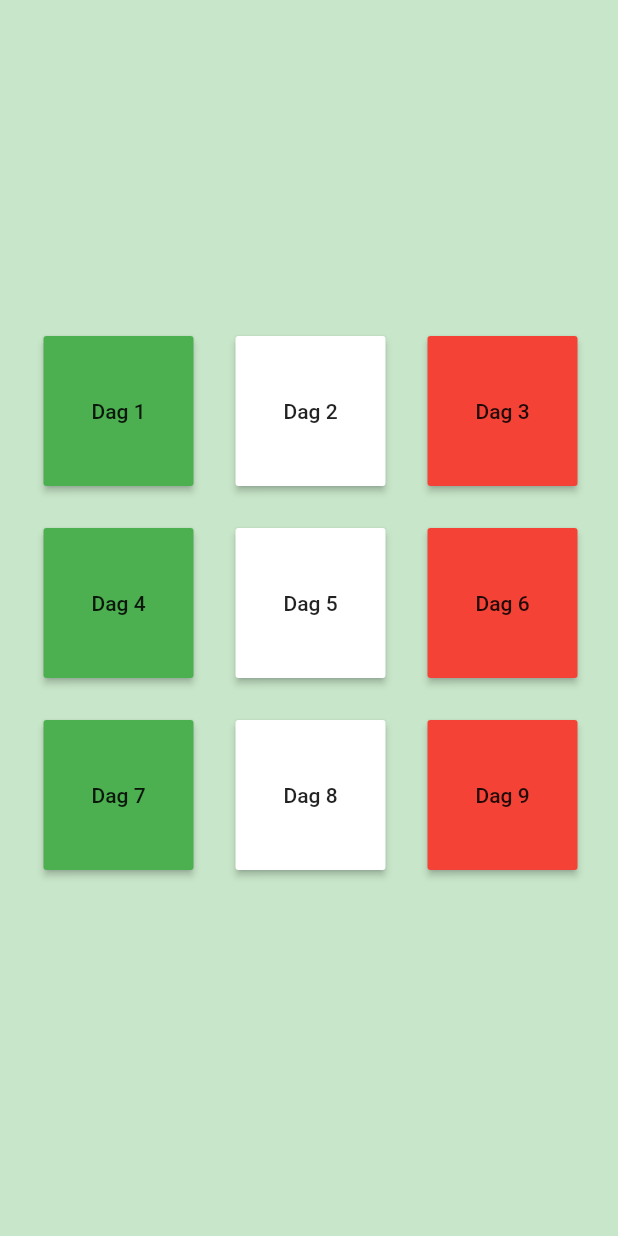
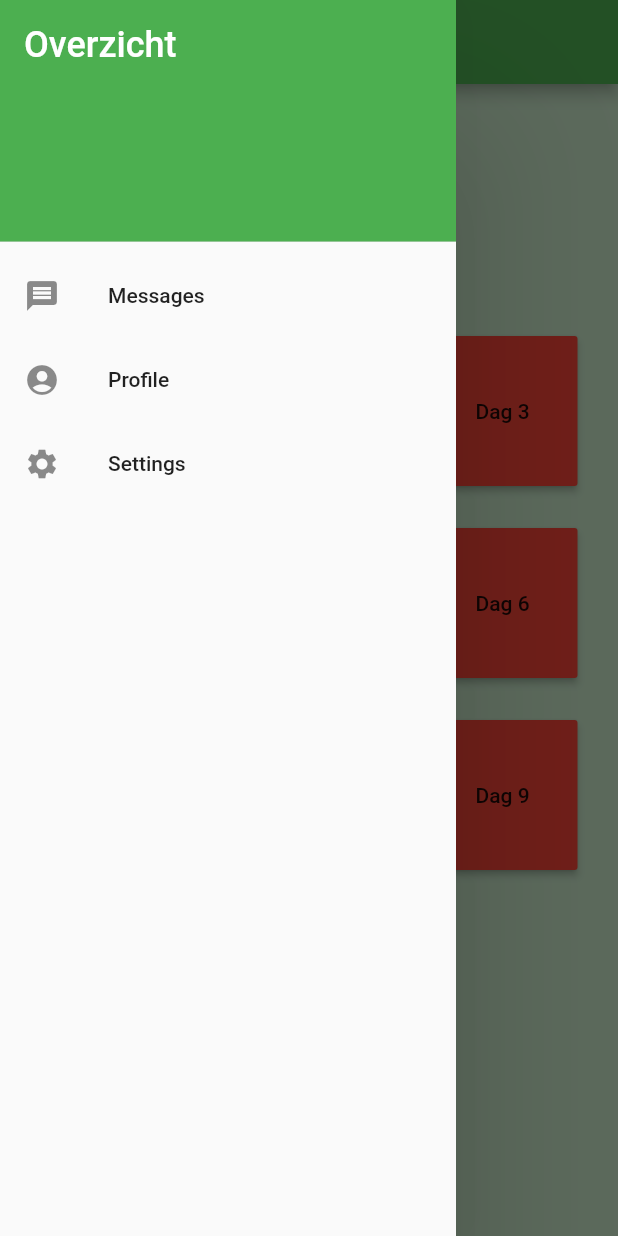
Before and after one commit to MRR3X/italiee2, a Flutter app: the SecondRoute screen opened directly, with the side drawer open (before the commit the screen has no drawer), on a phone screen of 412 x 824 dp. Run offline on Flutter 3.47's test engine with Material 2 defaults, Android fonts, the phone set to English and light mode, and no system bars.

Commit message:
2.3 commit Drawer

```diff
--- a/lib/Pages/HomePage.dart
+++ b/lib/Pages/HomePage.dart
@@ -1,5 +1,4 @@
 import 'package:flutter/material.dart';
-import 'package:italiee2/main.dart';
 import 'package:italiee2/Pages/Day1.dart';
 import 'package:italiee2/Pages/Day2.dart';
 import 'package:italiee2/Pages/Day3.dart';
@@ -14,10 +13,50 @@ class SecondRoute extends StatelessWidget {
   @override
   Widget build(BuildContext context) {
     return Scaffold(
+        appBar: AppBar(
+          title: RichText(
+            text: TextSpan(
+                text: 'Italië reis',
+                style: TextStyle(fontWeight: FontWeight.bold, fontSize: 30)),
+          ),
+          backgroundColor: Colors.green,
+        ),
+        drawer: Drawer(
+          elevation: 50,
+          child: ListView(
+            padding: EdgeInsets.zero,
+            children: const <Widget>[
+              DrawerHeader(
+                decoration: BoxDecoration(
+                  color: Colors.green,
+                ),
+                child: Text(
+                  'Overzicht',
+                  style: TextStyle(
+                    color: Colors.white,
+                    fontSize: 24,
+                  ),
+                ),
+              ),
+              ListTile(
+                leading: Icon(Icons.message),
+                title: Text('Messages'),
+              ),
+              ListTile(
+                leading: Icon(Icons.account_circle),
+                title: Text('Profile'),
+              ),
+              ListTile(
+                leading: Icon(Icons.settings),
+                title: Text('Settings'),
+              ),
+            ],
+          ),
+        ),
         body: Center(
+          child: SafeArea(
             child: Container(
               color: Colors.green[100],
-        child: SafeArea(
               child: Stack(
                 children: <Widget>[
                   Positioned(
@@ -31,7 +70,8 @@ class SecondRoute extends StatelessWidget {
                               onPressed: () {
                                 Navigator.push(
                                   context,
-                              MaterialPageRoute(builder: (context) => Day1()),
+                                  MaterialPageRoute(
+                                      builder: (context) => Day1()),
                                 );
                               },
                               child: Text('Dag 1')))),
@@ -46,7 +86,8 @@ class SecondRoute extends StatelessWidget {
                               onPressed: () {
                                 Navigator.push(
                                   context,
-                              MaterialPageRoute(builder: (context) => Day2()),
+                                  MaterialPageRoute(
+                                      builder: (context) => Day2()),
                                 );
                               },
                               child: Text('Dag 2')))),
@@ -77,7 +118,8 @@ class SecondRoute extends StatelessWidget {
                               onPressed: () {
                                 Navigator.push(
                                   context,
-                              MaterialPageRoute(builder: (context) => Day4()),
+                                  MaterialPageRoute(
+                                      builder: (context) => Day4()),
                                 );
                               },
                               child: Text('Dag 4')))),
@@ -92,7 +134,8 @@ class SecondRoute extends StatelessWidget {
                               onPressed: () {
                                 Navigator.push(
                                   context,
-                              MaterialPageRoute(builder: (context) => Day5()),
+                                  MaterialPageRoute(
+                                      builder: (context) => Day5()),
                                 );
                               },
                               child: Text('Dag 5')))),
```
Lines whose indentation alone changed are shown as unchanged.
